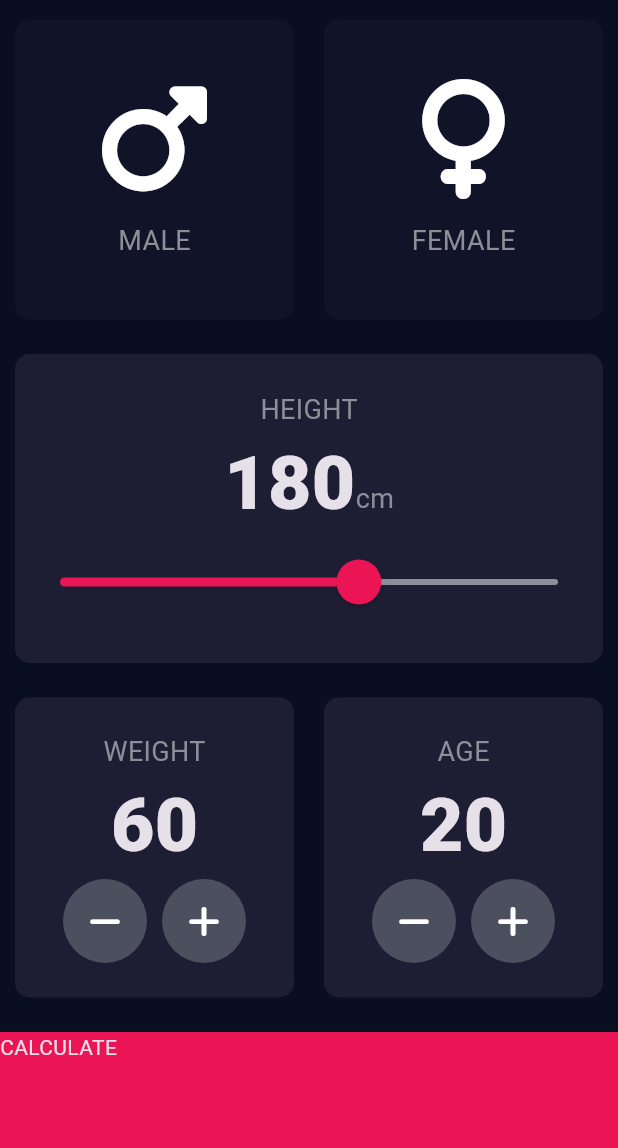
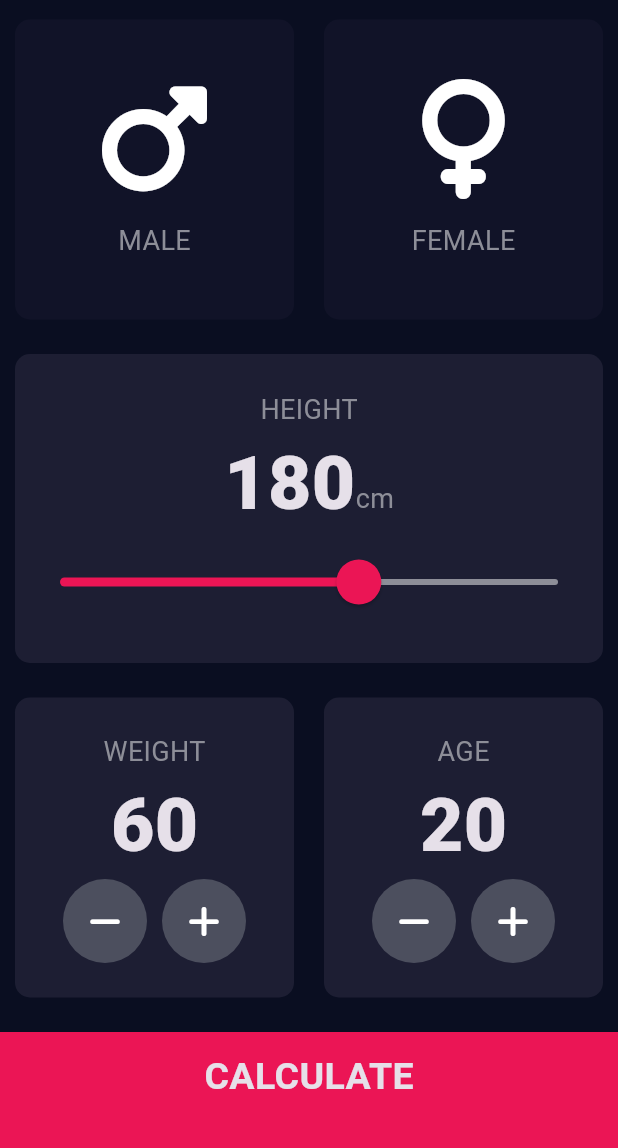
Before and after one commit to igudy/bmi_calculator_flutter, a Flutter app: the screen it shows after launch, on a phone screen of 412 x 824 dp, the part 84-1232 px from its top. Run offline on Flutter 3.47's test engine with Material 3 defaults, Android fonts, the phone set to English and light mode, and no system bars; our stand-ins replace font_awesome_flutter.

Commit message:
feat: bmi details page

```diff
--- /dev/null
+++ b/lib/components/bottom_button.dart
@@ -0,0 +1,33 @@
+import 'package:flutter/material.dart';
+import '../constants.dart';
+
+class BottomButton extends StatelessWidget {
+  const BottomButton({
+    super.key,
+    required this.onTap,
+    required this.buttonTitle,
+  });
+
+  final VoidCallback onTap; // Use VoidCallback instead of nullable Function
+  final String buttonTitle;
+
+  @override
+  Widget build(BuildContext context) {
+    return GestureDetector(
+      onTap: onTap, // No need for a null check since onTap is required
+      child: Container(
+        child: Center(
+          child: Text(
+            buttonTitle,
+            style: kLargeButtonTextStyle,
+          ),
+        ),
+        color: kBottomContainerColour,
+        margin: const EdgeInsets.only(top: 10.0),
+        padding: const EdgeInsets.only(bottom: 20.0), // Added const
+        width: double.infinity,
+        height: kBottomContainerHeight,
+      ),
+    );
+  }
+}
--- a/lib/icon_content.dart
+++ b/lib/components/icon_content.dart
@@ -1,7 +1,5 @@
 import 'package:bmi_cal/constants.dart';
 import 'package:flutter/material.dart';
-import 'package:font_awesome_flutter/font_awesome_flutter.dart';
-import 'constants.dart';
 
 class IconContent extends StatelessWidget {
   const IconContent({super.key, required this.icon, required this.label});
--- a/lib/reusable_card.dart
+++ b/lib/components/reusable_card.dart
@@ -1,17 +1,12 @@
 import 'package:flutter/material.dart';
-import 'package:font_awesome_flutter/font_awesome_flutter.dart';
-import 'icon_content.dart';
 
 class ReusableCard extends StatelessWidget {
   const ReusableCard(
-      {super.key,
-      required this.colour,
-      required this.cardChild,
-      required this.onPress});
+      {super.key, required this.colour, required this.cardChild, this.onPress});
 
   final Color colour;
   final Widget cardChild;
-  final Function onPress;
+  final Function? onPress;
 
   @override
   Widget build(BuildContext context) {
--- /dev/null
+++ b/lib/components/round_icon_button.dart
@@ -0,0 +1,24 @@
+import 'package:flutter/material.dart';
+
+class RoundIconButton extends StatelessWidget {
+  const RoundIconButton(
+      {super.key, required this.icon, required this.onPressed});
+
+  final IconData icon;
+  final VoidCallback onPressed;
+
+  @override
+  Widget build(BuildContext context) {
+    return RawMaterialButton(
+      elevation: 0.0,
+      child: Icon(icon),
+      onPressed: onPressed,
+      constraints: const BoxConstraints.tightFor(
+        width: 56.0,
+        height: 56.0,
+      ),
+      shape: const CircleBorder(),
+      fillColor: const Color(0xFF4C4F5E),
+    );
+  }
+}
--- a/lib/main.dart
+++ b/lib/main.dart
@@ -1,11 +1,13 @@
 import 'package:flutter/material.dart';
-import 'input_page.dart';
+import 'screens/input_page.dart';
 
 void main() {
-  runApp(BMICalculator());
+  runApp(const BMICalculator());
 }
 
 class BMICalculator extends StatelessWidget {
+  const BMICalculator({super.key});
+
   @override
   Widget build(BuildContext context) {
     return MaterialApp(
--- a/lib/input_page.dart
+++ b/lib/screens/input_page.dart
@@ -1,10 +1,10 @@
-import 'package:bmi_cal/results_page.dart';
+import 'results_page.dart';
 import 'package:flutter/material.dart';
 import 'package:font_awesome_flutter/font_awesome_flutter.dart';
-import 'icon_content.dart';
-import 'reusable_card.dart';
-import 'constants.dart';
-import 'results_page.dart';
+import '../components/icon_content.dart';
+import '../components/reusable_card.dart';
+import '../constants.dart';
+import '../components/round_icon_button.dart';
 
 enum Gender { male, female }
 
@@ -37,10 +37,7 @@ class AllBody extends StatefulWidget {
 }
 
 class _TopBoxesState extends State<AllBody> {
-  Color maleCardColour = kInactiveCardColour;
-  Color femaleCardColour = kInactiveCardColour;
-
-  Gender? selectedGender; // Nullable to handle initial state
+  Gender? selectedGender;
   int height = 180;
   int weight = 60;
   int age = 20;
@@ -53,7 +50,6 @@ class _TopBoxesState extends State<AllBody> {
       children: [
         Expanded(
           child: Row(
-            mainAxisAlignment: MainAxisAlignment.spaceEvenly,
             children: [
               Expanded(
                 child: ReusableCard(
@@ -92,11 +88,6 @@ class _TopBoxesState extends State<AllBody> {
         ),
         Expanded(
           child: ReusableCard(
-            onPress: () {
-              setState(() {
-                print("Middle pressed");
-              });
-            },
             colour: kActiveCardColour,
             cardChild: Column(
               mainAxisAlignment: MainAxisAlignment.center,
@@ -111,10 +102,7 @@ class _TopBoxesState extends State<AllBody> {
                       height.toString(),
                       style: kNumberTextStyle,
                     ),
-                    const Text(
-                      'cm',
-                      style: kLabelTextStyle,
-                    )
+                    const Text('cm', style: kLabelTextStyle),
                   ],
                 ),
                 SliderTheme(
@@ -146,27 +134,15 @@ class _TopBoxesState extends State<AllBody> {
         ),
         Expanded(
           child: Row(
-            mainAxisAlignment: MainAxisAlignment.spaceEvenly,
             children: [
               Expanded(
                 child: ReusableCard(
                   colour: kActiveCardColour,
-                  onPress: () {
-                    setState(() {
-                      print("Left box pressed");
-                    });
-                  },
                   cardChild: Column(
                     mainAxisAlignment: MainAxisAlignment.center,
                     children: <Widget>[
-                      const Text(
-                        "WEIGHT",
-                        style: kLabelTextStyle,
-                      ),
-                      Text(
-                        weight.toString(),
-                        style: kNumberTextStyle,
-                      ),
+                      const Text("WEIGHT", style: kLabelTextStyle),
+                      Text(weight.toString(), style: kNumberTextStyle),
                       Row(
                         mainAxisAlignment: MainAxisAlignment.center,
                         children: <Widget>[
@@ -178,9 +154,7 @@ class _TopBoxesState extends State<AllBody> {
                               });
                             },
                           ),
-                          const SizedBox(
-                            width: 10.0,
-                          ),
+                          const SizedBox(width: 10.0),
                           RoundIconButton(
                             icon: FontAwesomeIcons.plus,
                             onPressed: () {
@@ -197,39 +171,24 @@ class _TopBoxesState extends State<AllBody> {
               ),
               Expanded(
                 child: ReusableCard(
-                  onPress: () {
-                    setState(() {
-                      print("Right box pressed");
-                    });
-                  },
                   colour: kActiveCardColour,
                   cardChild: Column(
                     mainAxisAlignment: MainAxisAlignment.center,
                     children: <Widget>[
-                      const Text(
-                        "AGE",
-                        style: kLabelTextStyle,
-                      ),
-                      Text(
-                        age.toString(),
-                        style: kNumberTextStyle,
-                      ),
+                      const Text("AGE", style: kLabelTextStyle),
+                      Text(age.toString(), style: kNumberTextStyle),
                       Row(
                         mainAxisAlignment: MainAxisAlignment.center,
                         children: <Widget>[
                           RoundIconButton(
                             icon: FontAwesomeIcons.minus,
                             onPressed: () {
-                              setState(
-                                () {
-                                  age--;
-                                },
-                              );
+                              setState(() {
+                                age--;
+                              });
                             },
                           ),
-                          const SizedBox(
-                            width: 10.0,
-                          ),
+                          const SizedBox(width: 10.0),
                           RoundIconButton(
                             icon: FontAwesomeIcons.plus,
                             onPressed: () {
@@ -247,43 +206,46 @@ class _TopBoxesState extends State<AllBody> {
             ],
           ),
         ),
-        GestureDetector(
+        BottomButton(
+          buttonTitle: 'CALCULATE',
           onTap: () {
-            Navigator.push(context,
-                MaterialPageRoute(builder: (context) => const ResultsPage()));
+            Navigator.push(
+              context,
+              MaterialPageRoute(
+                builder: (context) => const ResultsPage(),
+              ),
+            );
           },
-          child: Container(
-            child: Text("CALCULATE"),
-            color: kBottomContainerColour,
-            margin: const EdgeInsets.only(top: 10.0),
-            width: double.infinity,
-            height: kBottomContainerHeight,
-          ),
         ),
       ],
     );
   }
 }
 
-class RoundIconButton extends StatelessWidget {
-  const RoundIconButton(
-      {super.key, required this.icon, required this.onPressed});
+class BottomButton extends StatelessWidget {
+  const BottomButton(
+      {super.key, required this.onTap, required this.buttonTitle});
 
-  final IconData icon;
-  final VoidCallback onPressed; // Fixed: Use VoidCallback for onPressed
+  final VoidCallback onTap;
+  final String buttonTitle;
 
   @override
   Widget build(BuildContext context) {
-    return RawMaterialButton(
-      elevation: 0.0,
-      child: Icon(icon),
-      onPressed: onPressed, // This now works as expected
-      constraints: const BoxConstraints.tightFor(
-        width: 56.0,
-        height: 56.0,
+    return GestureDetector(
+      onTap: onTap,
+      child: Container(
+        color: kBottomContainerColour,
+        margin: const EdgeInsets.only(top: 10.0),
+        padding: const EdgeInsets.only(bottom: 20.0),
+        width: double.infinity,
+        height: kBottomContainerHeight,
+        child: Center(
+          child: Text(
+            buttonTitle,
+            style: kLargeButtonTextStyle,
+          ),
+        ),
       ),
-      shape: const CircleBorder(),
-      fillColor: const Color(0xFF4C4F5E),
     );
   }
 }
```
Also changed, not shown: lib/constants.dart (+25 -0 lines), lib/results_page.dart (deleted, +0 -15 lines), lib/screens/results_page.dart (added, +68 -0 lines).
